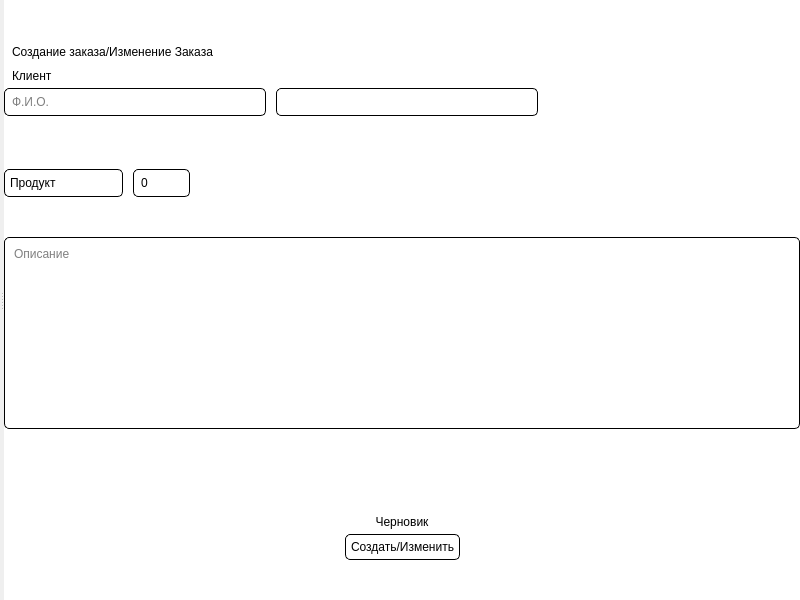
The window that commercial.ui (NoneType4Name/nto-contest) describes before a commit, drawn with Qt 5.
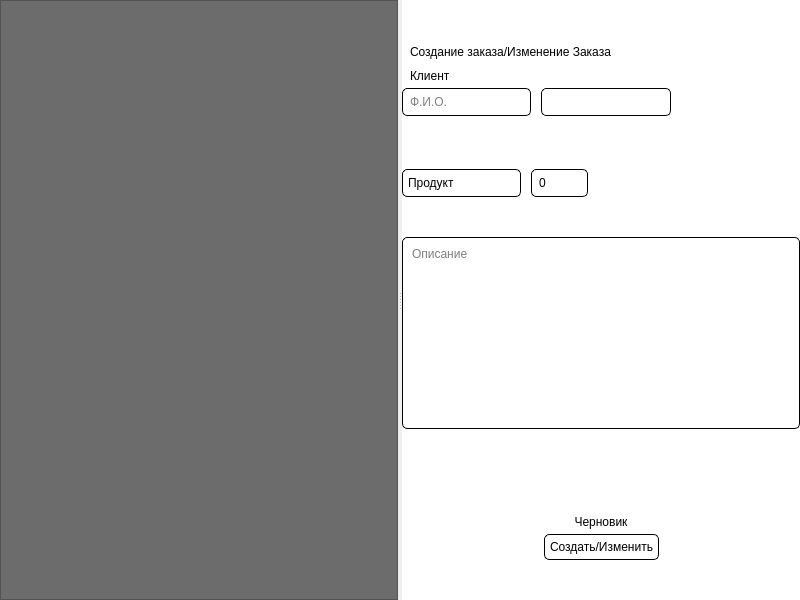
The same window after the commit.

Commit message: QWidget->QListWidget

What changed in the file:
```diff
--- a/commercial.ui
+++ b/commercial.ui
@@ -132,7 +132,7 @@
      <property name="orientation">
       <enum>Qt::Horizontal</enum>
      </property>
-     <widget class="QWidget" name="ordersList" native="true">
+     <widget class="QListWidget" name="ordersList" native="true">
       <property name="sizePolicy">
        <sizepolicy hsizetype="MinimumExpanding" vsizetype="Preferred">
         <horstretch>0</horstretch>
```
The commit also changes 3 other files.
